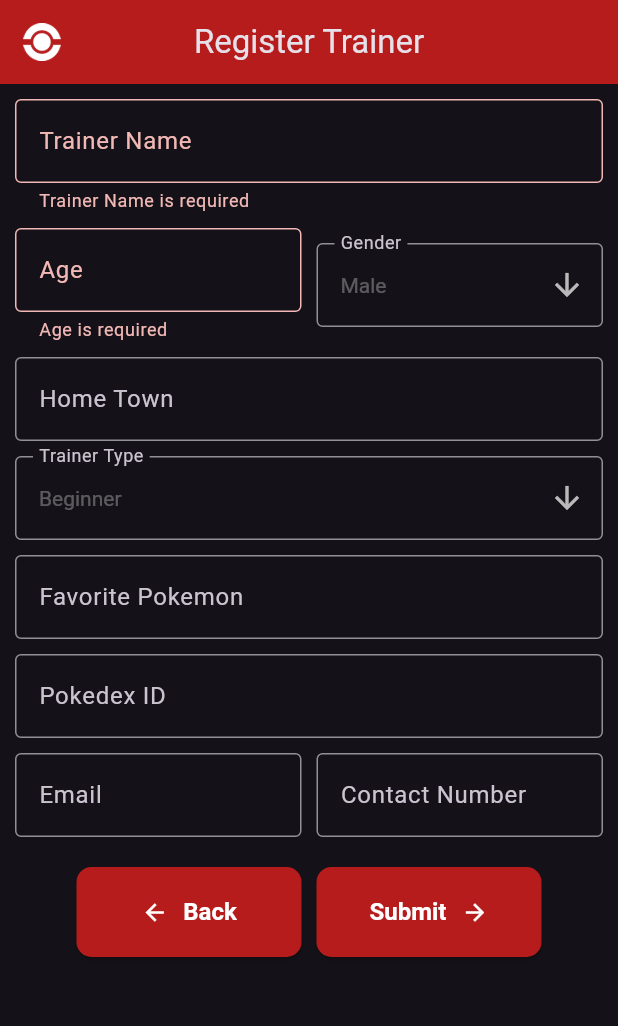
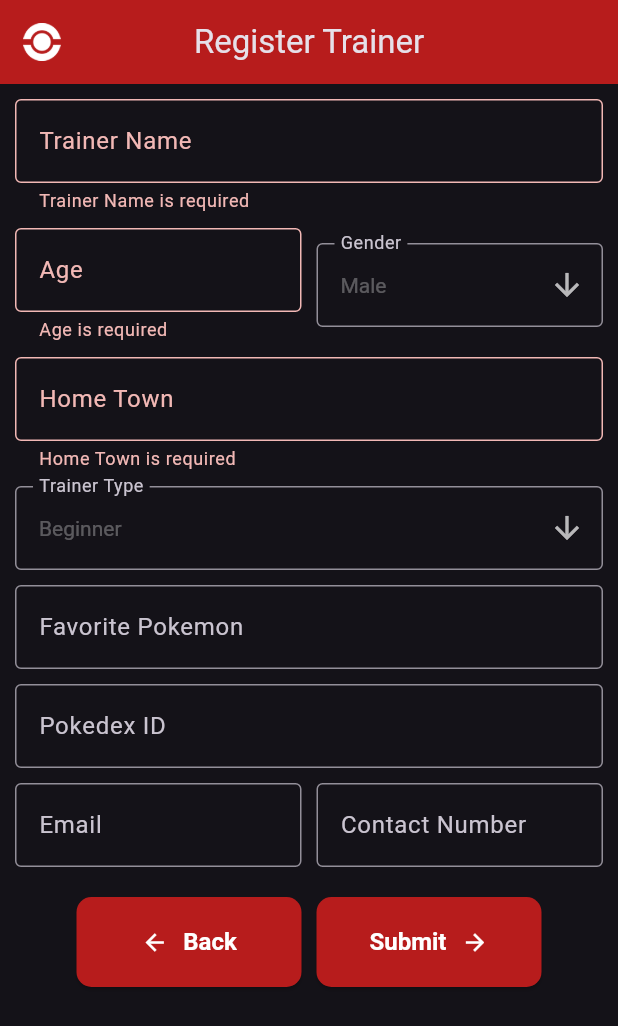
Before and after one commit to orayanics/pokemon-flutter, a Flutter app: the RegisterForm screen opened directly, after a tap on "Submit", on a phone screen of 412 x 824 dp. Shown: the top 1026 px of the screen. Run offline on Flutter 3.47's test engine with Material 3 defaults, Android fonts, the phone set to English and light mode, and no system bars; our stand-ins replace animated_text_kit, flutter_animate.

Commit message:
Nike okay na

```diff
--- a/lib/pages/register_form.dart
+++ b/lib/pages/register_form.dart
@@ -11,6 +11,10 @@ final _trainerAge = TextEditingController();
 bool _validateAge = false;
 String? _ageErrorText;
 
+final _homeTown = TextEditingController();
+bool _validateHome = false;
+
+bool _validateGender = false;
 
 class RegisterForm extends StatelessWidget {
   const RegisterForm({super.key});
@@ -58,6 +62,8 @@ class _RegisterViewState extends State<RegisterView> {
       _validateName = FieldValidators.validateTrainerName(_trainerName.text) != null;
       _ageErrorText = FieldValidators.validateAge(_trainerAge.text);
       _validateAge = _ageErrorText != null;
+      _validateHome = FieldValidators.validateHome(_homeTown.text) != null;
+      _validateGender = FieldValidators.validateGender(genValues) != null;
     });
   }
          String genValues = generations.first;
@@ -72,6 +78,7 @@ class _RegisterViewState extends State<RegisterView> {
                  mainAxisAlignment: MainAxisAlignment.center,
                  children: [
                    TextFormField(
+                     controller: _trainerName,
                      keyboardType: TextInputType.text,
                      inputFormatters: [
                         FilteringTextInputFormatter.allow(RegExp(r'[a-zA-Z]')),
@@ -90,6 +97,7 @@ class _RegisterViewState extends State<RegisterView> {
                        Expanded(
                          flex: 1,
                          child: TextFormField(
+                           controller: _trainerAge,
                            keyboardType: TextInputType.number,
                            inputFormatters: [
                               FilteringTextInputFormatter.allow(RegExp(r'[0-9]')),
@@ -112,7 +120,8 @@ class _RegisterViewState extends State<RegisterView> {
                            style: const TextStyle(color: Colors.white30),
                            decoration: InputDecoration(
                              border: OutlineInputBorder(),
-                             labelText: 'Gender'
+                             labelText: 'Gender',
+                             errorText: _validateGender ? "Gender is required" : null,
                            ),
                            items: generations.map<DropdownMenuItem<String>>((String value) {
                              return DropdownMenuItem<String>(
@@ -123,6 +132,7 @@ class _RegisterViewState extends State<RegisterView> {
                            onChanged: (String? value) {
                              setState(() {
                                genValues = value!;
+                               _validateGender = FieldValidators.validateGender(genValues) != null;
                              });
                            },
                          ),
@@ -131,9 +141,14 @@ class _RegisterViewState extends State<RegisterView> {
                    ),
                    SizedBox(height: 10),
                    TextFormField(
+                     controller: _homeTown,
+                     inputFormatters: [
+                       LengthLimitingTextInputFormatter(100)
+                     ],
                      decoration: InputDecoration(
                        labelText: 'Home Town',
                        border: OutlineInputBorder(),
+                       errorText: _validateHome ? 'Home Town is required' : null,
                      ),
                    ),
                    SizedBox(height: 10),
--- a/lib/validators/trainer_register_validator.dart
+++ b/lib/validators/trainer_register_validator.dart
@@ -19,4 +19,18 @@ class FieldValidators {
     }
     return null;
   }
+
+  static String? validateHome(String value){
+    if(value.isEmpty){
+      return 'Home Town is required';
+    }
+    return null;
+  }
+
+  static String? validateGender(String value){
+    if(value.isEmpty){
+      return 'Gender is required';
+    }
+    return null;
+  }
 }
```
